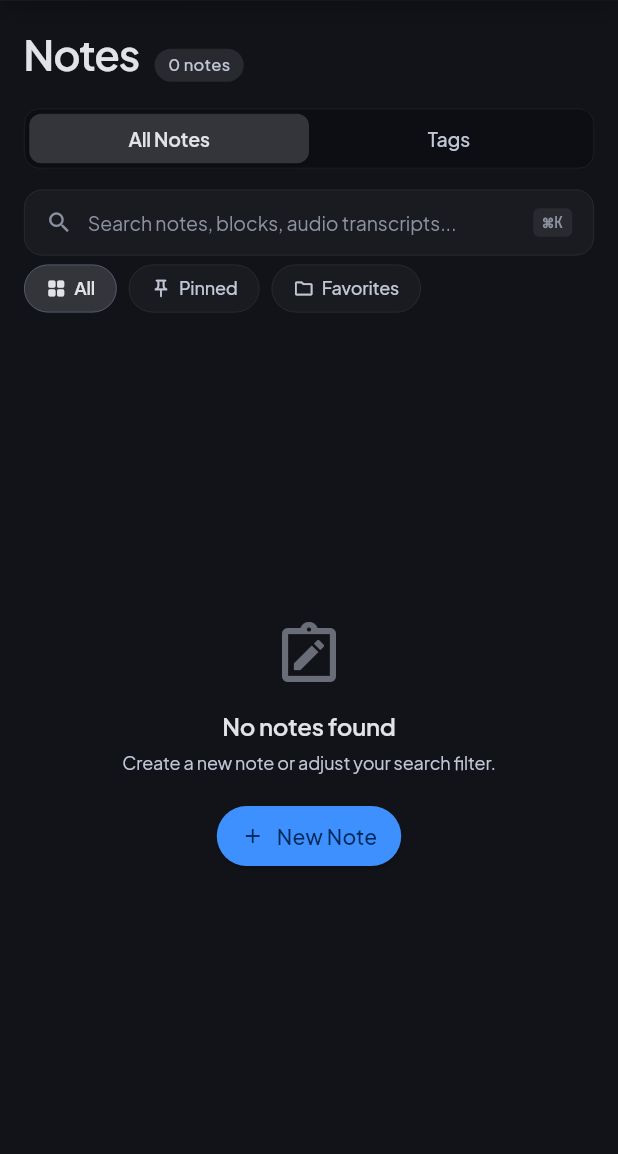
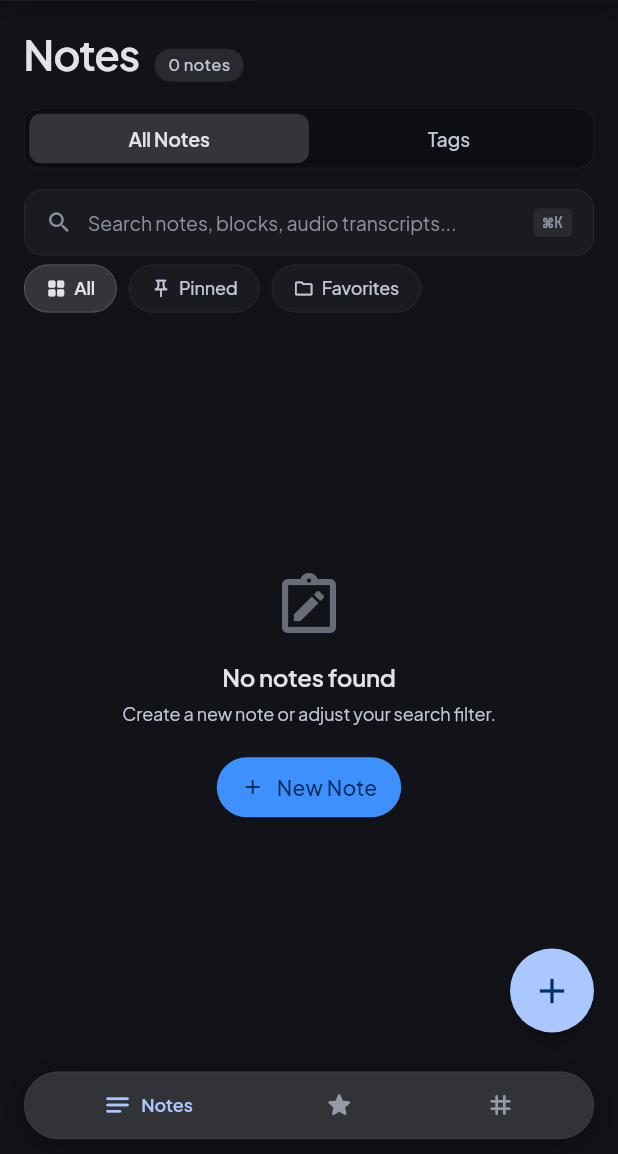
Before and after one commit to AdibSZ/QuickNote, a Flutter app: the screen it shows after launch, on a phone screen of 412 x 824 dp, the part 82-1236 px from its top. Run offline on Flutter 3.47's test engine with Material 3 defaults, Android fonts, the phone set to English and light mode, and no system bars; our stand-ins replace audioplayers, bloc, equatable, flutter_bloc, google_fonts, shared_preferences; missing offline and left inert: record.

Commit message:
feat(mobile): add Android swipe card actions, thumb speed dial FAB, bottom dock, and crash-resilient voice memo

```diff
--- /dev/null
+++ b/apps/quicknote/lib/features/directory/presentation/widgets/mobile_bottom_dock.dart
@@ -0,0 +1,150 @@
+import 'package:flutter/material.dart';
+import '../../../../core/theme/app_colors.dart';
+import '../../../../core/theme/app_typography.dart';
+import '../../../../core/ui_kit/tactile_feedback.dart';
+
+class MobileBottomDock extends StatelessWidget {
+  final String selectedCategory;
+  final int allCount;
+  final int favoritesCount;
+  final int trashCount;
+  final ValueChanged<String> onSelectCategory;
+  final VoidCallback onOpenTags;
+
+  const MobileBottomDock({
+    super.key,
+    required this.selectedCategory,
+    required this.allCount,
+    required this.favoritesCount,
+    required this.trashCount,
+    required this.onSelectCategory,
+    required this.onOpenTags,
+  });
+
+  @override
+  Widget build(BuildContext context) {
+    final isDark = Theme.of(context).brightness == Brightness.dark;
+    final primary = isDark ? AppColors.darkPrimary : AppColors.lightPrimary;
+    final onSurface = isDark ? AppColors.darkOnSurface : AppColors.lightOnSurface;
+    final onSurfaceVar = isDark ? AppColors.darkOnSurfaceVariant : AppColors.lightOnSurfaceVariant;
+    final bg = isDark
+        ? AppColors.darkSurfaceContainerHighest.withValues(alpha: 0.94)
+        : AppColors.lightSurfaceContainerLowest.withValues(alpha: 0.94);
+
+    return Container(
+      margin: const EdgeInsets.symmetric(horizontal: 16, vertical: 10),
+      padding: const EdgeInsets.symmetric(horizontal: 8, vertical: 6),
+      decoration: BoxDecoration(
+        color: bg,
+        borderRadius: BorderRadius.circular(28),
+        border: Border.all(
+          color: isDark ? AppColors.darkHairlineBorder : AppColors.lightHairlineBorder,
+          width: 0.5,
+        ),
+        boxShadow: [
+          BoxShadow(
+            color: Colors.black.withValues(alpha: isDark ? 0.35 : 0.08),
+            blurRadius: 18,
+            offset: const Offset(0, 4),
+          ),
+        ],
+      ),
+      child: Row(
+        mainAxisAlignment: MainAxisAlignment.spaceAround,
+        children: [
+          _dockItem(
+            icon: Icons.notes_rounded,
+            label: 'Notes',
+            count: allCount,
+            isSelected: selectedCategory == 'All',
+            activeColor: primary,
+            onSurfaceVar: onSurfaceVar,
+            onSurface: onSurface,
+            onTap: () => onSelectCategory('All'),
+          ),
+          _dockItem(
+            icon: Icons.star_rounded,
+            label: 'Favorites',
+            count: favoritesCount,
+            isSelected: selectedCategory == 'Favorites',
+            activeColor: const Color(0xFFFFCC00),
+            onSurfaceVar: onSurfaceVar,
+            onSurface: onSurface,
+            onTap: () => onSelectCategory('Favorites'),
+          ),
+          _dockItem(
+            icon: Icons.tag_rounded,
+            label: 'Tags',
+            count: null,
+            isSelected: false,
+            activeColor: primary,
+            onSurfaceVar: onSurfaceVar,
+            onSurface: onSurface,
+            onTap: onOpenTags,
+          ),
+          if (trashCount > 0)
+            _dockItem(
+              icon: Icons.delete_outline_rounded,
+              label: 'Trash',
+              count: trashCount,
+              isSelected: selectedCategory == 'Trash',
+              activeColor: Colors.redAccent,
+              onSurfaceVar: onSurfaceVar,
+              onSurface: onSurface,
+              onTap: () => onSelectCategory('Trash'),
+            ),
+        ],
+      ),
+    );
+  }
+
+  Widget _dockItem({
+    required IconData icon,
+    required String label,
+    required int? count,
+    required bool isSelected,
+    required Color activeColor,
+    required Color onSurfaceVar,
+    required Color onSurface,
+    required VoidCallback onTap,
+  }) {
+    final color = isSelected ? activeColor : onSurfaceVar.withValues(alpha: 0.7);
+    return InkWell(
+      borderRadius: BorderRadius.circular(20),
+      onTap: () {
+        TactileFeedback.selection();
+        onTap();
+      },
+      child: Padding(
+        padding: const EdgeInsets.symmetric(horizontal: 12, vertical: 6),
+        child: Row(
+          mainAxisSize: MainAxisSize.min,
+          children: [
+            Icon(icon, size: 20, color: color),
+            if (isSelected) ...[
+              const SizedBox(width: 6),
+              Text(
+                label,
+                style: AppTypography.title(color, size: 12, weight: FontWeight.w600),
+              ),
+            ],
+            if (count != null && count > 0) ...[
+              const SizedBox(width: 4),
+              Container(
+                padding: const EdgeInsets.symmetric(horizontal: 5, vertical: 1),
+                decoration: BoxDecoration(
+                  color: isSelected ? activeColor.withValues(alpha: 0.18) : onSurfaceVar.withValues(alpha: 0.12),
+                  borderRadius: BorderRadius.circular(10),
+                ),
+                child: Text(
+                  '$count',
+                  style: AppTypography.caption(isSelected ? activeColor : onSurfaceVar, size: 9, weight: FontWeight.w600),
+                ),
+              ),
+            ],
+          ],
+        ),
+      ),
+    );
+  }
+}
--- /dev/null
+++ b/apps/quicknote/lib/features/directory/presentation/widgets/mobile_speed_dial_fab.dart
@@ -0,0 +1,168 @@
+import 'package:flutter/material.dart';
+import '../../../../core/theme/app_colors.dart';
+import '../../../../core/theme/app_typography.dart';
+import '../../../../core/ui_kit/tactile_feedback.dart';
+
+class MobileSpeedDialFab extends StatefulWidget {
+  final VoidCallback onNewTextNote;
+  final VoidCallback onNewChecklistNote;
+  final VoidCallback onNewAudioNote;
+
+  const MobileSpeedDialFab({
+    super.key,
+    required this.onNewTextNote,
+    required this.onNewChecklistNote,
+    required this.onNewAudioNote,
+  });
+
+  @override
+  State<MobileSpeedDialFab> createState() => _MobileSpeedDialFabState();
+}
+
+class _MobileSpeedDialFabState extends State<MobileSpeedDialFab>
+    with SingleTickerProviderStateMixin {
+  late AnimationController _anim;
+  bool _isOpen = false;
+
+  @override
+  void initState() {
+    super.initState();
+    _anim = AnimationController(
+      vsync: this,
+      duration: const Duration(milliseconds: 220),
+    );
+  }
+
+  @override
+  void dispose() {
+    _anim.dispose();
+    super.dispose();
+  }
+
+  void _toggle() {
+    TactileFeedback.selection();
+    setState(() {
+      _isOpen = !_isOpen;
+      if (_isOpen) {
+        _anim.forward();
+      } else {
+        _anim.reverse();
+      }
+    });
+  }
+
+  void _closeAnd(VoidCallback action) {
+    TactileFeedback.click();
+    _toggle();
+    action();
+  }
+
+  @override
+  Widget build(BuildContext context) {
+    final isDark = Theme.of(context).brightness == Brightness.dark;
+    final primary = isDark ? AppColors.darkPrimary : AppColors.lightPrimary;
+    final onPrimary = isDark ? AppColors.darkOnPrimary : AppColors.lightOnPrimary;
+    final bgSurface = isDark
+        ? AppColors.darkSurfaceContainerHighest.withValues(alpha: 0.95)
+        : AppColors.lightSurfaceContainerHighest.withValues(alpha: 0.95);
+    final onSurface = isDark ? AppColors.darkOnSurface : AppColors.lightOnSurface;
+
+    return Column(
+      mainAxisSize: MainAxisSize.min,
+      crossAxisAlignment: CrossAxisAlignment.end,
+      children: [
+        if (_isOpen) ...[
+          _buildActionPill(
+            icon: Icons.mic_rounded,
+            label: 'Voice Memo',
+            color: const Color(0xFFFF9500),
+            bgSurface: bgSurface,
+            onSurface: onSurface,
+            onTap: () => _closeAnd(widget.onNewAudioNote),
+          ),
+          const SizedBox(height: 10),
+          _buildActionPill(
+            icon: Icons.check_box_outlined,
+            label: 'Checklist',
+            color: const Color(0xFF34C759),
+            bgSurface: bgSurface,
+            onSurface: onSurface,
+            onTap: () => _closeAnd(widget.onNewChecklistNote),
+          ),
+          const SizedBox(height: 10),
+          _buildActionPill(
+            icon: Icons.edit_note_rounded,
+            label: 'Text Note',
+            color: primary,
+            bgSurface: bgSurface,
+            onSurface: onSurface,
+            onTap: () => _closeAnd(widget.onNewTextNote),
+          ),
+          const SizedBox(height: 14),
+        ],
+        FloatingActionButton(
+          elevation: 4,
+          backgroundColor: primary,
+          foregroundColor: onPrimary,
+          shape: const CircleBorder(),
+          onPressed: _toggle,
+          child: RotationTransition(
+            turns: Tween<double>(begin: 0.0, end: 0.125).animate(
+              CurvedAnimation(parent: _anim, curve: Curves.easeOutCubic),
+            ),
+            child: const Icon(Icons.add, size: 28),
+          ),
+        ),
+      ],
+    );
+  }
+
+  Widget _buildActionPill({
+    required IconData icon,
+    required String label,
+    required Color color,
+    required Color bgSurface,
+    required Color onSurface,
+    required VoidCallback onTap,
+  }) {
+    return ScaleTransition(
+      scale: CurvedAnimation(parent: _anim, curve: Curves.easeOutBack),
+      child: GestureDetector(
+        onTap: onTap,
+        child: Container(
+          padding: const EdgeInsets.symmetric(horizontal: 14, vertical: 8),
+          decoration: BoxDecoration(
+            color: bgSurface,
+            borderRadius: BorderRadius.circular(24),
+            border: Border.all(color: color.withValues(alpha: 0.3), width: 1),
+            boxShadow: [
+              BoxShadow(
+                color: Colors.black.withValues(alpha: 0.18),
+                blurRadius: 10,
+                offset: const Offset(0, 3),
+              ),
+            ],
+          ),
+          child: Row(
+            mainAxisSize: MainAxisSize.min,
+            children: [
+              Text(
+                label,
+                style: AppTypography.title(onSurface, size: 13, weight: FontWeight.w600),
+              ),
+              const SizedBox(width: 8),
+              Container(
+                padding: const EdgeInsets.all(5),
+                decoration: BoxDecoration(
+                  color: color.withValues(alpha: 0.18),
+                  shape: BoxShape.circle,
+                ),
+                child: Icon(icon, size: 16, color: color),
+              ),
+            ],
+          ),
+        ),
+      ),
+    );
+  }
+}
--- a/apps/quicknote/lib/features/responsive/presentation/screens/responsive_home_screen.dart
+++ b/apps/quicknote/lib/features/responsive/presentation/screens/responsive_home_screen.dart
@@ -3,13 +3,15 @@ import 'package:flutter/services.dart';
 import 'package:flutter_bloc/flutter_bloc.dart';
 import 'package:quicknote_notes/quicknote_notes.dart';
 import '../../../../core/theme/app_colors.dart';
-import '../../../../core/theme/app_typography.dart';
 import '../../../../core/ui_kit/app_emblem.dart';
 import '../../../../core/ui_kit/glass_container.dart';
 import '../../../directory/presentation/screens/notes_directory_screen.dart';
+import '../../../directory/presentation/widgets/mobile_bottom_dock.dart';
+import '../../../directory/presentation/widgets/mobile_speed_dial_fab.dart';
 import '../../../directory/presentation/widgets/spotlight_search_modal.dart';
 import '../../../editor/presentation/screens/note_editor_screen.dart';
 import '../../../settings/presentation/settings_modal.dart';
+import '../widgets/empty_editor_placeholder.dart';
 import '../widgets/sidebar_item.dart';
 
 class ResponsiveHomeScreen extends StatefulWidget {
@@ -194,16 +196,32 @@ class _ResponsiveHomeScreenState extends State<ResponsiveHomeScreen> {
             )
           : KeyedSubtree(
               key: const ValueKey('directory'),
-              child: NotesDirectoryScreen(
-                onNoteSelected: (note) => setState(() => _activeNote = note),
-                onNewNote: _handleCreateNewNote,
+              child: Scaffold(
+                backgroundColor: Colors.transparent,
+                floatingActionButton: MobileSpeedDialFab(
+                  onNewTextNote: _handleCreateNewNote,
+                  onNewChecklistNote: _handleCreateChecklistNote,
+                  onNewAudioNote: _handleCreateAudioNote,
+                ),
+                bottomNavigationBar: MobileBottomDock(
+                  selectedCategory: state.selectedCategory,
+                  allCount: state.allCount,
+                  favoritesCount: state.favoritesCount,
+                  trashCount: state.trashCount,
+                  onSelectCategory: (cat) => context.read<NotesDirectoryCubit>().selectCategory(cat),
+                  onOpenTags: () => context.read<NotesDirectoryCubit>().selectTab(DirectoryTab.tags),
+                ),
+                body: NotesDirectoryScreen(
+                  onNoteSelected: (note) => setState(() => _activeNote = note),
+                  onNewNote: _handleCreateNewNote,
+                ),
               ),
             ),
     );
   }
 
   Widget _buildEditorStage(BuildContext context, {VoidCallback? onBack}) {
-    if (_activeNote == null) return _buildEmptyEditorPlaceholder(context);
+    if (_activeNote == null) return EmptyEditorPlaceholder(onCreateNote: _handleCreateNewNote);
     return BlocProvider(
       key: ValueKey(_activeNote!.id),
       create: (_) => NoteEditorCubit(note: _activeNote!, repository: widget.repository),
@@ -214,39 +232,20 @@ class _ResponsiveHomeScreenState extends State<ResponsiveHomeScreen> {
     );
   }
 
-  Widget _buildEmptyEditorPlaceholder(BuildContext context) {
-    final isDark = Theme.of(context).brightness == Brightness.dark;
-    final onSurface = isDark ? AppColors.darkOnSurface : AppColors.lightOnSurface;
-    final onSurfaceVar = isDark ? AppColors.darkOnSurfaceVariant : AppColors.lightOnSurfaceVariant;
-
-    return Center(
-      child: Column(
-        mainAxisAlignment: MainAxisAlignment.center,
-        children: [
-          Icon(Icons.edit_note, size: 56, color: onSurfaceVar.withValues(alpha: 0.4)),
-          const SizedBox(height: 12),
-          Text('No Note Selected', style: AppTypography.title(onSurface, size: 16)),
-          const SizedBox(height: 6),
-          Text('Create a new note to start writing', style: AppTypography.body(onSurfaceVar, size: 13)),
-          const SizedBox(height: 16),
-          ElevatedButton.icon(
-            onPressed: _handleCreateNewNote,
-            style: ElevatedButton.styleFrom(
-              backgroundColor: isDark ? AppColors.darkPrimaryContainer : AppColors.lightPrimary,
-              foregroundColor: isDark ? AppColors.darkOnPrimaryContainer : Colors.white,
-              padding: const EdgeInsets.symmetric(horizontal: 18, vertical: 10),
-            ),
-            icon: const Icon(Icons.add, size: 18),
-            label: const Text('Create New Note'),
-          ),
-        ],
-      ),
-    );
+  Future<void> _handleCreateNewNote() async {
+    final note = await context.read<NotesDirectoryCubit>().createNewNote();
+    if (!mounted) return;
+    setState(() => _activeNote = note);
   }
 
-  Future<void> _handleCreateNewNote() async {
-    final cubit = context.read<NotesDirectoryCubit>();
-    final note = await cubit.createNewNote();
+  Future<void> _handleCreateChecklistNote() async {
+    final note = await context.read<NotesDirectoryCubit>().createChecklistNote();
+    if (!mounted) return;
+    setState(() => _activeNote = note);
+  }
+
+  Future<void> _handleCreateAudioNote() async {
+    final note = await context.read<NotesDirectoryCubit>().createVoiceMemoNote();
     if (!mounted) return;
     setState(() => _activeNote = note);
   }
```
Also changed, not shown: apps/quicknote/lib/features/directory/presentation/widgets/note_card_widget.dart (+41 -10 lines), apps/quicknote/lib/features/editor/presentation/widgets/blocks/audio_memo_block_widget.dart (+25 -1 lines), apps/quicknote/lib/features/responsive/presentation/widgets/empty_editor_placeholder.dart (added, +40 -0 lines), packages/features/quicknote_notes/lib/src/cubit/notes_directory_cubit.dart (+58 -0 lines).
